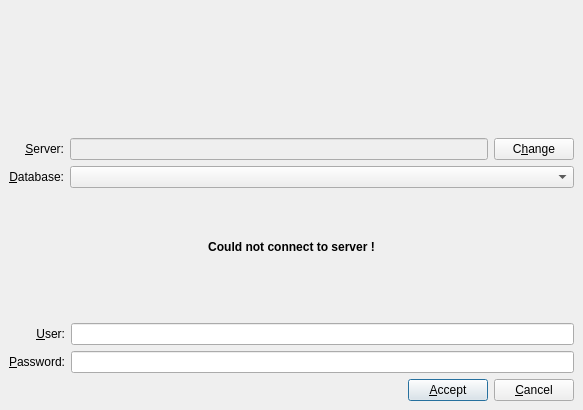
Before: the Qt Designer form Koo/ui/login.ui in xrg/openerp-client-kde, drawn with Qt 5.
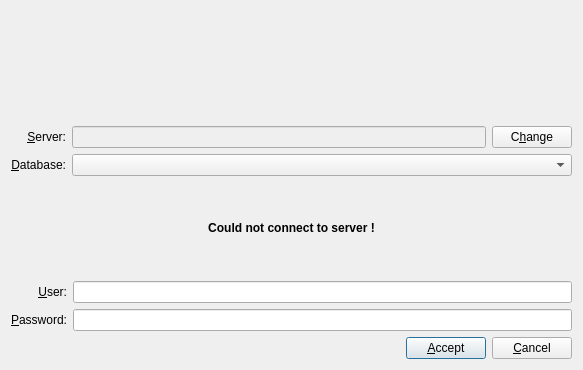
After: the same form once the commit is applied. Icons and pictures are not drawn.

Commit message: Make login dialog a little bit smaller.

What changed in the file:
```diff
--- a/Koo/ui/login.ui
+++ b/Koo/ui/login.ui
@@ -10,7 +10,7 @@
     <x>0</x>
     <y>0</y>
     <width>583</width>
-    <height>410</height>
+    <height>370</height>
    </rect>
   </property>
   <property name="sizePolicy">
@@ -27,20 +27,14 @@
     <normaloff/>
    </iconset>
   </property>
-  <layout class="QVBoxLayout">
-   <property name="spacing">
-    <number>6</number>
-   </property>
-   <property name="margin">
-    <number>9</number>
-   </property>
+  <layout class="QVBoxLayout" name="verticalLayout">
    <item>
     <widget class="QLabel" name="uiKoo">
      <property name="cursor">
       <cursorShape>PointingHandCursor</cursorShape>
      </property>
      <property name="text">
-      <string>&lt;a href=&quot;http://www.nan-tic.com&quot;&gt;&lt;img src=&quot;:images/koo.png&quot;/&gt;&lt;/a&gt;</string>
+      <string/>
      </property>
      <property name="pixmap">
       <pixmap resource="common.qrc">:/images/koo.png</pixmap>
@@ -136,6 +130,24 @@
     </layout>
    </item>
    <item>
+    <layout class="QHBoxLayout" name="horizontalLayout">
+     <item>
+      <spacer name="spacer">
+       <property name="orientation">
+        <enum>Qt::Vertical</enum>
+       </property>
+       <property name="sizeType">
+        <enum>QSizePolicy::Minimum</enum>
+       </property>
+       <property name="sizeHint" stdset="0">
+        <size>
+         <width>17</width>
+         <height>17</height>
+        </size>
+       </property>
+      </spacer>
+     </item>
+     <item>
     <widget class="QLabel" name="uiNoConnection">
      <property name="text">
       <string>&lt;b&gt;Could not connect to server !&lt;/b&gt;</string>
@@ -155,11 +167,13 @@
      </property>
      <property name="sizeHint" stdset="0">
       <size>
-       <width>382</width>
-       <height>16</height>
+         <width>17</width>
+         <height>17</height>
       </size>
      </property>
     </spacer>
+     </item>
+    </layout>
    </item>
    <item>
     <layout class="QGridLayout">
```
Lines whose indentation alone changed are shown as unchanged.
